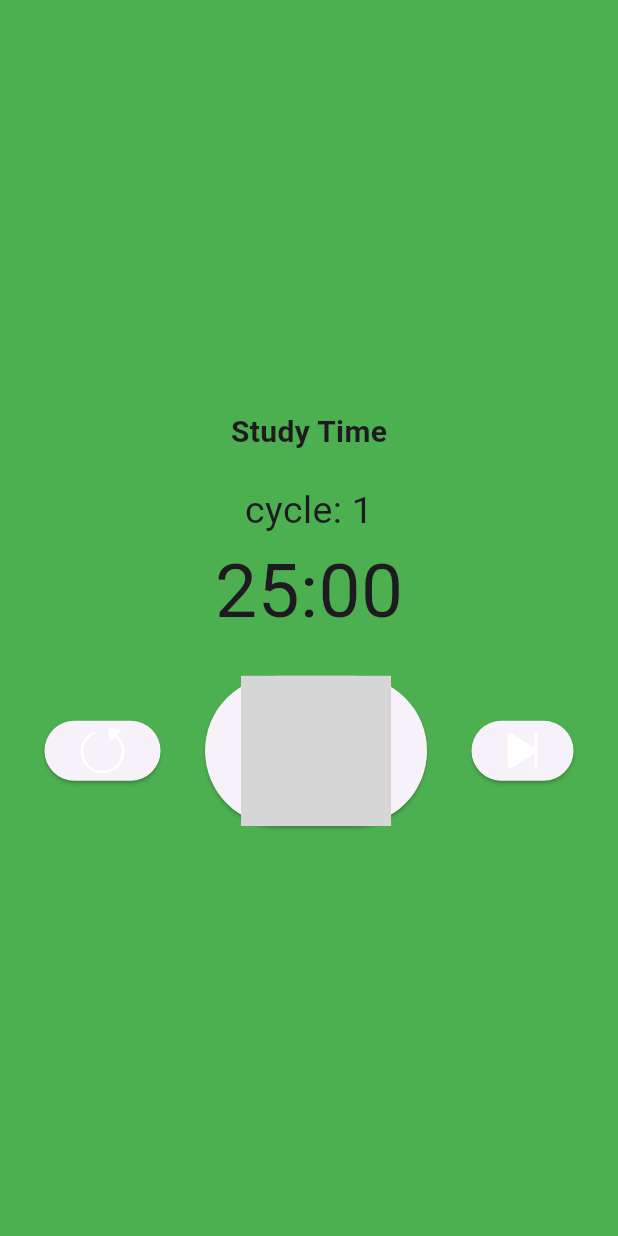
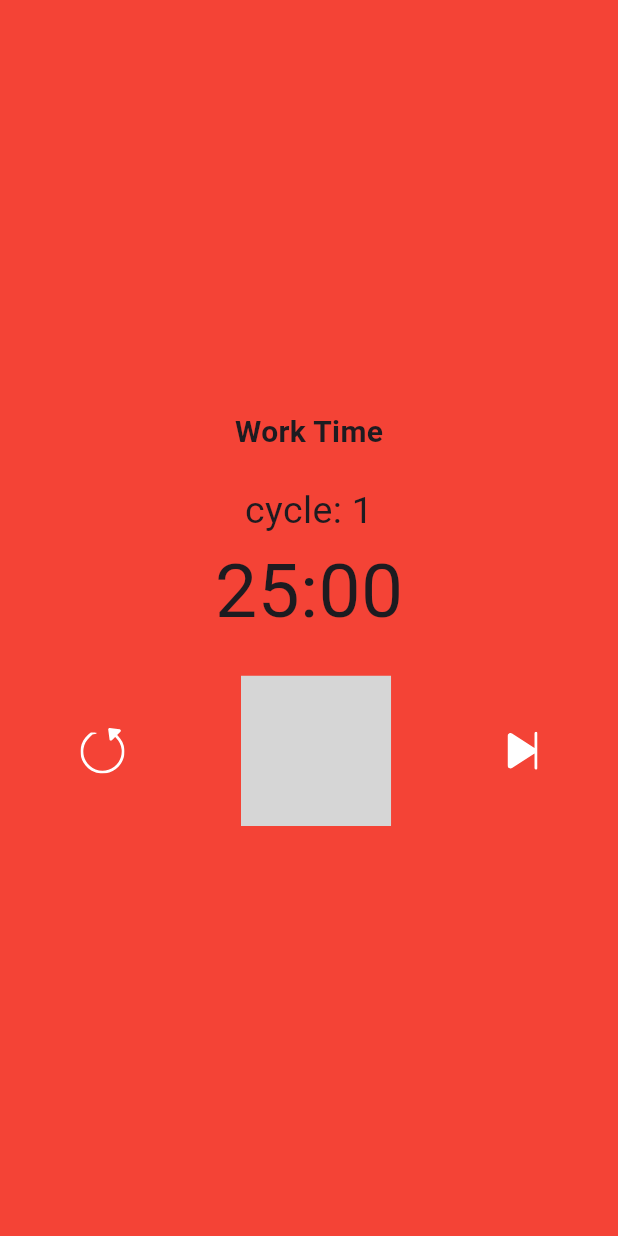
Before and after one commit to WielPlatfMob-Projekt/Pomodoro-Timer, a Flutter app: the screen it shows after launch, on a phone screen of 412 x 824 dp. Run offline on Flutter 3.47's test engine with Material 3 defaults, Android fonts, the light colour scheme and no system bars; our stand-ins replace flutter_svg; grey boxes are pictures that could not be loaded.

Commit message:
futher fixes

```diff
--- a/lib/main.dart
+++ b/lib/main.dart
@@ -8,7 +8,6 @@ enum PomodoroState {
   longBreak,
 }
 
-
 void main() => runApp(PomodoroApp());
 
 class PomodoroApp extends StatelessWidget {
@@ -16,8 +15,7 @@ class PomodoroApp extends StatelessWidget {
   Widget build(BuildContext context) {
     return MaterialApp(
       title: 'Pomodoro',
-      theme: ThemeData(
-      ),
+      theme: ThemeData(),
       home: PomodoroTimer(),
     );
   }
@@ -43,80 +41,69 @@ class _PomodoroTimerState extends State<PomodoroTimer> {
   int _shortBreakTime = 5;
   int _longBreakTime = 15;
 
+  //svg
+  final Widget svgMenu = SvgPicture.asset('assets/svg/menu.svg',
+      //colorFilter: const ColorFilter.mode(Colors.red, BlendMode.srcIn),
+      semanticsLabel: 'menu button');
 
-
-  //svg
-  final Widget svgMenu = SvgPicture.asset(
-      'assets/svg/menu.svg',
-      //colorFilter: const ColorFilter.mode(Colors.red, BlendMode.srcIn),
-      semanticsLabel: 'menu button'
-  );
-
-  final Widget svgPlayR = SvgPicture.asset(
-      'assets/svg/play.svg',
+  final Widget svgPlayR = SvgPicture.asset('assets/svg/play.svg',
       width: 100,
       height: 100,
       //colorFilter: const ColorFilter.mode(Colors.red, BlendMode.srcATop),
-      semanticsLabel: 'play button'
-  );
+      semanticsLabel: 'play button');
 
-  final Widget svgPlayG = SvgPicture.asset(
-      'assets/svg/play.svg',
+  final Widget svgPlayG = SvgPicture.asset('assets/svg/play.svg',
       //colorFilter: const ColorFilter.mode(Colors.red, BlendMode.srcIn),
-      semanticsLabel: 'play button'
-  );
+      semanticsLabel: 'play button');
 
-  final Widget svgPlayB = SvgPicture.asset(
-      'assets/svg/play.svg',
+  final Widget svgPlayB = SvgPicture.asset('assets/svg/play.svg',
       //colorFilter: const ColorFilter.mode(Color(0xFF227C9D), BlendMode.srcIn),
-      semanticsLabel: 'play button'
-  );
+      semanticsLabel: 'play button');
 
-  final Widget svgQMark = SvgPicture.asset(
-      'assets/svg/question_mark.svg',
+  final Widget svgQMark = SvgPicture.asset('assets/svg/question_mark.svg',
       //colorFilter: const ColorFilter.mode(Colors.red, BlendMode.srcIn),
-      semanticsLabel: 'question mark'
-  );
+      semanticsLabel: 'question mark');
 
-  final Widget svgReset = SvgPicture.asset(
-      'assets/svg/reset.svg',
+  final Widget svgReset = SvgPicture.asset('assets/svg/reset.svg',
       //colorFilter: const ColorFilter.mode(Colors.red, BlendMode.srcIn),
-      semanticsLabel: 'reset'
-  );
+      semanticsLabel: 'reset');
 
-  final Widget svgSkip = SvgPicture.asset(
-      'assets/svg/skip.svg',
+  final Widget svgSkip = SvgPicture.asset('assets/svg/skip.svg',
       //colorFilter: const ColorFilter.mode(Colors.red, BlendMode.srcIn),
-      semanticsLabel: 'skip'
-  );
+      semanticsLabel: 'skip');
 
-  final Widget svgStopR = SvgPicture.asset(
-      'assets/svg/stop.svg',
+  final Widget svgStopR = SvgPicture.asset('assets/svg/stop.svg',
       //colorFilter: const ColorFilter.mode(Color(0xFFCD5334), BlendMode.srcIn),
-      semanticsLabel: 'stop red'
-  );
+      semanticsLabel: 'stop red');
 
-  final Widget svgStopG = SvgPicture.asset(
-      'assets/svg/stop.svg',
+  final Widget svgStopG = SvgPicture.asset('assets/svg/stop.svg',
       //colorFilter: const ColorFilter.mode(Colors.red, BlendMode.srcIn),
-      semanticsLabel: 'stop green'
-  );
+      semanticsLabel: 'stop green');
 
-  final Widget svgStopB = SvgPicture.asset(
-      'assets/svg/stop.svg',
+  final Widget svgStopB = SvgPicture.asset('assets/svg/stop.svg',
       colorFilter: const ColorFilter.mode(Color(0xFF227C9D), BlendMode.srcIn),
-      semanticsLabel: 'stop blue'
-  );
-
+      semanticsLabel: 'stop blue');
 
   //
 
-  PomodoroState getNextState(PomodoroState currentState) {
-    List<PomodoroState> values = PomodoroState.values;
-    int currentIndex = values.indexOf(currentState);
-    int nextIndex = (currentIndex + 1) % values.length;
-    return values[nextIndex];
+  List<PomodoroState> stateCycle = [
+    PomodoroState.work,
+    PomodoroState.shortBreak,
+    PomodoroState.work,
+    PomodoroState.longBreak,
+  ];
+
+  int cycleIndex = 0;
+
+  PomodoroState getNextState() {
+    cycleIndex = (cycleIndex + 1) % stateCycle.length;
+    return stateCycle[cycleIndex];
   }
+
+  resetState() {
+      cycleIndex = 0;
+    }
+
 
   //
 
@@ -132,13 +119,14 @@ class _PomodoroTimerState extends State<PomodoroTimer> {
             if (_isBreak) {
               _minutes = 25;
               actualCycle += 1;
-              currentState = getNextState(currentState);
+              currentState = getNextState();
+
               setState(() {});
             } else {
               _minutes = 5;
+              currentState = getNextState();
             }
             _isBreak = !_isBreak;
-
           } else {
             _minutes -= 1;
           }
@@ -152,11 +140,11 @@ class _PomodoroTimerState extends State<PomodoroTimer> {
 
   void _stopTimer() {
     _timer.cancel();
-    _isActive = false;
-    setState(() {});
+    setState(() {_isActive = false;});
   }
 
   void _resetTimer() {
+    setState(() {
       _isActive = false;
       _timer.cancel();
 
@@ -165,27 +153,29 @@ class _PomodoroTimerState extends State<PomodoroTimer> {
       _isBreak = false;
       actualCycle = 1;
       currentState = PomodoroState.work;
-    setState(() {});
+      resetState();
+
       _timer.cancel();
+    });
   }
 
-  void _skipCyclePart(){
+  void _skipCyclePart() {
     _timer.cancel();
 
+    setState(() {
       _seconds = 0;
 
-    if(_isBreak == true){
+    if (_isBreak == true) {
       _isBreak = false;
       _minutes = 25;
-      actualCycle += 1;
-      currentState = getNextState(currentState);
     } else {
       _isBreak = true;
       _minutes = 5;
     }
-      setState(() {});
+
+    actualCycle += 1;
+    currentState = getNextState();});
     _startTimer();
-
   }
 
   @override
@@ -194,10 +184,33 @@ class _PomodoroTimerState extends State<PomodoroTimer> {
     String secondsStr = _seconds < 10 ? '0$_seconds' : '$_seconds';
 
     final Map<PomodoroState, Color> stateColors = {
-      PomodoroState.work: Colors.green,
-      PomodoroState.shortBreak: Colors.blue,
-      PomodoroState.longBreak: Colors.purple,
+      PomodoroState.work: Colors.red,
+      PomodoroState.shortBreak: Colors.green,
+      PomodoroState.longBreak: Colors.blue,
     };
+
+    final Map<PomodoroState, Widget> svgPlay = {
+      PomodoroState.work: svgPlayR,
+      PomodoroState.shortBreak: svgPlayB,
+      PomodoroState.longBreak: svgPlayG
+    };
+
+    final Map<PomodoroState, Widget> svgStop = {
+      PomodoroState.work: svgStopR,
+      PomodoroState.shortBreak: svgStopB,
+      PomodoroState.longBreak: svgStopG,
+    };
+
+    final Map<PomodoroState, String> SessionText = {
+      PomodoroState.work: 'Work Time',
+      PomodoroState.shortBreak: 'Short Break',
+      PomodoroState.longBreak: 'Long Break',
+    };
+
+    ButtonStyle transparentButtonStyle = ElevatedButton.styleFrom(
+      backgroundColor: Colors.transparent,
+      elevation: 0,
+    );
 
     return Scaffold(
       backgroundColor: stateColors[currentState],
@@ -206,7 +219,7 @@ class _PomodoroTimerState extends State<PomodoroTimer> {
           mainAxisAlignment: MainAxisAlignment.center,
           children: <Widget>[
             Text(
-              _isBreak ? 'Break Time' : 'Study Time',
+              SessionText[currentState]!,
               style: TextStyle(fontSize: 20.0, fontWeight: FontWeight.bold),
             ),
             SizedBox(height: 20.0),
@@ -224,14 +237,17 @@ class _PomodoroTimerState extends State<PomodoroTimer> {
               children: <Widget>[
                 ElevatedButton(
                   onPressed: _resetTimer,
+                  style: transparentButtonStyle,
                   child: svgReset,
                 ),
                 ElevatedButton(
                   onPressed: _isActive ? _stopTimer : _startTimer,
-                  child: _isActive ? svgStopR : svgPlayR,
+                  style: transparentButtonStyle,
+                  child: _isActive ? svgStop[currentState] : svgPlay[currentState],
                 ),
                 ElevatedButton(
-                  onPressed: actualCycle == cycles ? null : _skipCyclePart,
+                  onPressed: (actualCycle == cycles) ? null : _skipCyclePart,
+                  style: transparentButtonStyle,
                   child: svgSkip,
                 ),
               ],
```
Lines whose indentation alone changed are shown as unchanged.
